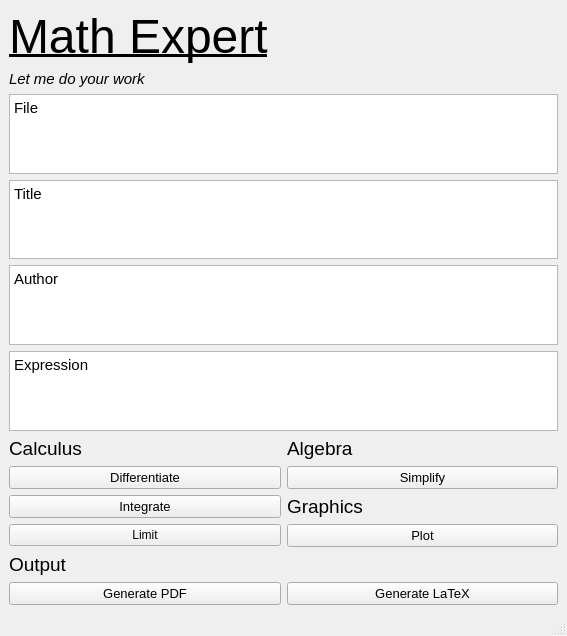
Old version of the form pyuic5/main.ui in the repository salastro/math-expert.
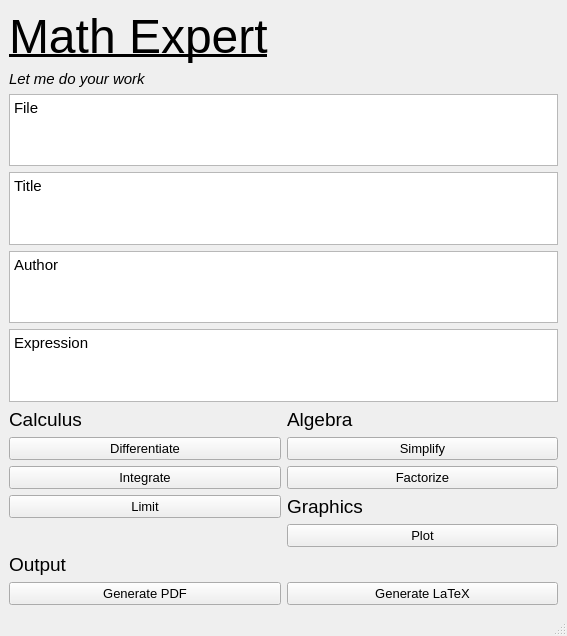
New version of the form. Icons and pictures are not drawn.

Commit message: UI: add factorize button

```diff
--- a/pyuic5/main.ui
+++ b/pyuic5/main.ui
@@ -27,13 +27,6 @@
       </property>
      </widget>
     </item>
-    <item row="16" column="0">
-     <widget class="QPushButton" name="limBt">
-      <property name="text">
-       <string>Limit</string>
-      </property>
-     </widget>
-    </item>
     <item row="10" column="0">
      <widget class="QLabel" name="label_2">
       <property name="font">
@@ -150,18 +143,6 @@
       </property>
      </widget>
     </item>
-    <item row="14" column="0">
-     <widget class="QPushButton" name="inteBt">
-      <property name="font">
-       <font>
-        <pointsize>10</pointsize>
-       </font>
-      </property>
-      <property name="text">
-       <string>Integrate</string>
-      </property>
-     </widget>
-    </item>
     <item row="11" column="0">
      <widget class="QPushButton" name="diffBt">
       <property name="font">
@@ -251,6 +232,42 @@
       </property>
      </widget>
     </item>
+    <item row="12" column="1">
+     <widget class="QPushButton" name="factBt">
+      <property name="font">
+       <font>
+        <pointsize>10</pointsize>
+       </font>
+      </property>
+      <property name="text">
+       <string>Factorize</string>
+      </property>
+     </widget>
+    </item>
+    <item row="12" column="0">
+     <widget class="QPushButton" name="inteBt">
+      <property name="font">
+       <font>
+        <pointsize>10</pointsize>
+       </font>
+      </property>
+      <property name="text">
+       <string>Integrate</string>
+      </property>
+     </widget>
+    </item>
+    <item row="14" column="0">
+     <widget class="QPushButton" name="limBt">
+      <property name="font">
+       <font>
+        <pointsize>10</pointsize>
+       </font>
+      </property>
+      <property name="text">
+       <string>Limit</string>
+      </property>
+     </widget>
+    </item>
    </layout>
   </widget>
   <widget class="QStatusBar" name="statusbar"/>
```
The commit also changes 1 other file.
